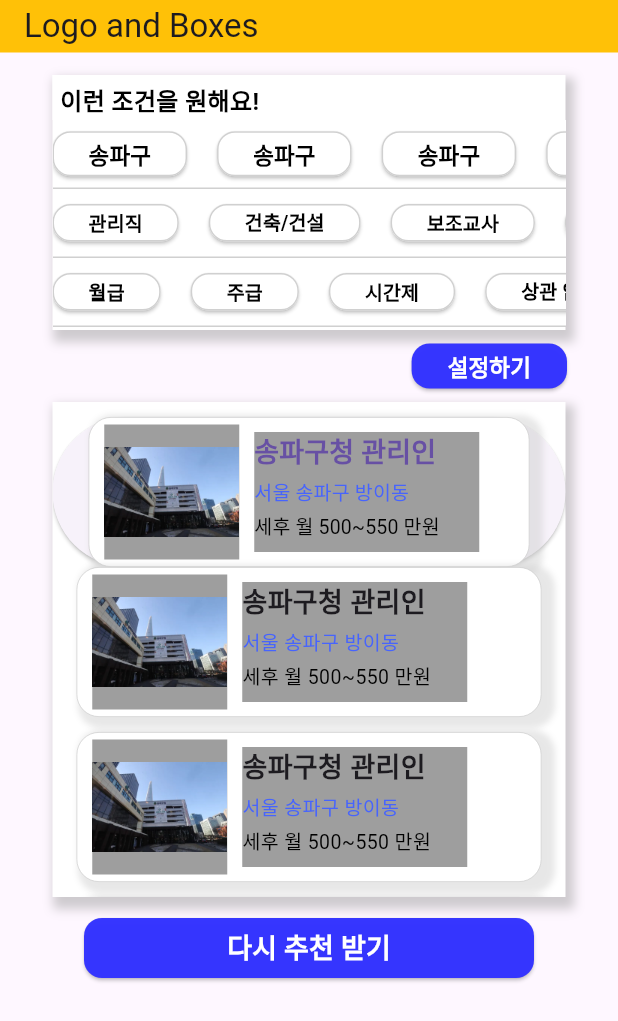
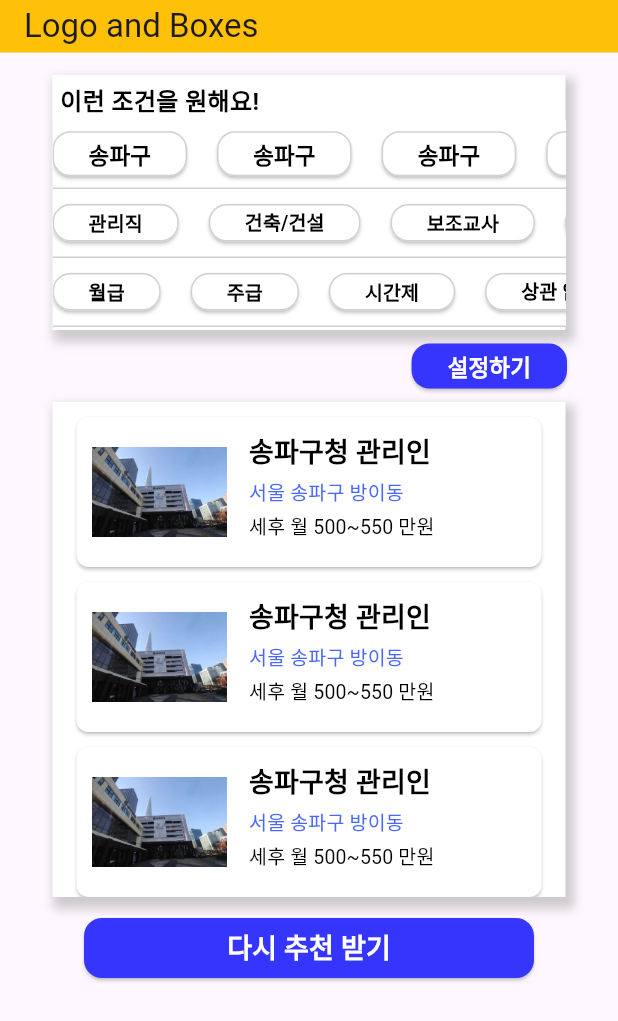
Before and after one commit to Jeha0101/halmoney, a Flutter app: the screen it shows after launch, after a tap on "AI추천 공고 보기", on a phone screen of 412 x 824 dp. Shown: the top 1021 px of the screen. Run offline on Flutter 3.47's test engine with Material 3 defaults, Android fonts, the phone set to English and light mode, and no system bars; our stand-ins replace carousel_slider, google_fonts; missing offline and left inert: dart:ffi.

Commit message:
AI_PAGE 수정

```diff
--- a/lib/AI_pages/AI_main_page.dart
+++ b/lib/AI_pages/AI_main_page.dart
@@ -399,16 +399,6 @@ class AI_mainpage extends StatelessWidget {
                     child: Column(
                       children:[
                         SizedBox(height: 10,),
-                        ElevatedButton(
-                            onPressed: (){
-                              Navigator.push(
-                                context,
-                                MaterialPageRoute(
-                                  builder: (context) => Recruit_main(),
-                                ),
-                              );
-                            },
-                            child:AI_recommendation() ),
                         AI_recommendation(),
                         SizedBox(height: 10,),
                         AI_recommendation(),
--- a/lib/AI_pages/AI_recommendation_widget.dart
+++ b/lib/AI_pages/AI_recommendation_widget.dart
@@ -1,99 +1,88 @@
 import 'package:flutter/cupertino.dart';
 import 'package:flutter/material.dart';
-
+import 'package:halmoney/Recruit_detail_pages/Recruit_main_page.dart';
 
 class AI_recommendation extends StatelessWidget {
   @override
   Widget build(BuildContext context) {
-    return
-            Container(
+    return ElevatedButton(
+      onPressed: () {
+        Navigator.push(
+          context,
+          MaterialPageRoute(builder: (context) => Recruit_main()),
+        );
+      },
+      style: ElevatedButton.styleFrom(
+        backgroundColor: Colors.white,
+        padding: EdgeInsets.zero,
+        shape: RoundedRectangleBorder(
+          borderRadius: BorderRadius.circular(8.0),
+        ),
+      ),
+      child: Container(
         width: 310,
         height: 100,
-
-                decoration: BoxDecoration(
-                  color: Colors.white,
-                  border:Border.all(
-                    color: Color.fromRGBO(208, 208, 208, 1.0),
-                    width: 0.5,
-
+        child: Row(
+          children: [
+            SizedBox(width: 10),
+            Container(
+              width: 90,
+              height: 90,
+              child: Column(
+                children: [
+                  Image.asset(
+                    "assets/images/songpa.png",
+                    width: 90,
+                    height: 90,
+                  )
+                ],
               ),
-                  borderRadius: BorderRadius.circular(15),
-
-                  boxShadow: [
-                    BoxShadow(
-                      color: Color.fromRGBO(208, 208, 208, 1.0).withOpacity(0.5), // 그림자 색상
-                      spreadRadius: 4, // 그림자 확장 반경
-                      blurRadius: 3, // 그림자 흐림 반경
-                      offset: Offset(5, 3), // 그림자 위치 (수평, 수직)
+            ),
+            SizedBox(width: 15),
+            Container(
+              width: 150,
+              height: 80,
+              child: Column(
+                mainAxisAlignment: MainAxisAlignment.start,
+                children: [
+                  Container(
+                    child: Row(
+                      children: [
+                        Text(
+                          '송파구청 관리인',
+                          style: TextStyle(fontSize: 18, fontWeight: FontWeight.bold, color: Colors.black),
                         ),
                       ],
                     ),
-                child:Row(
-                    children:[
-                      SizedBox(width:10,),
+                  ),
+                  SizedBox(height: 3),
                   Container(
-                        color:Colors.grey,
-                        width: 90,
-                        height: 90,
-                        child:Column(
-                          children: [
-                            Image.asset(
-                              "assets/송파구청.png",
-                              width: 90,
-                              height: 90,
-
-                            )
-                          ],
-                        )
-                      ),
-                      SizedBox(width: 10),
-                      Container(
-                        width: 150,
-                        height:80,
-                        color: Colors.grey,
-                        child:Column(
-                            mainAxisAlignment: MainAxisAlignment.start,
-                         children:[
-                           Container(
-                             child:Row(
-                               children: [
-                                 Text(
-                                     '송파구청 관리인',
-                                   style: TextStyle(fontSize: 18, fontWeight: FontWeight.bold),
-                                 ),
-                               ],
-                             )
-                           ),
-                           SizedBox(height:3,),
-                           Container(
-                               child:Row(
+                    child: Row(
                       children: [
                         Text(
                           '서울 송파구 방이동',
-                                     style: TextStyle(fontSize: 13, fontWeight: FontWeight.w500, color:Color.fromARGB(250,69,99,255)),
+                          style: TextStyle(fontSize: 13, fontWeight: FontWeight.w500, color: Color.fromARGB(250, 69, 99, 255)),
                         ),
                       ],
-                               )
                     ),
-
-                           SizedBox(height:3,),
+                  ),
+                  SizedBox(height: 3),
                   Container(
-                               child:Row(
+                    child: Row(
                       children: [
                         Text(
                           '세후 월 500~550 만원',
-                                     style: TextStyle(fontSize: 13, fontWeight: FontWeight.normal, color:Colors.black),
+                          style: TextStyle(fontSize: 13, fontWeight: FontWeight.normal, color: Colors.black),
                         ),
                       ],
+                    ),
+                  ),
+                ],
+              ),
             )
+          ],
         ),
-
-                         ]
-                        )
-                      )
-                    ]
-
-                )
+      ),
     );
   }
 }
--- a/pubspec.yaml
+++ b/pubspec.yaml
@@ -30,12 +30,13 @@ environment:
 dependencies:
   flutter:
     sdk: flutter
+  http: 1.0.0
 
 
   # The following adds the Cupertino Icons font to your application.
   # Use with the CupertinoIcons class for iOS style icons.
   cupertino_icons: ^1.0.6
-  google_fonts: ^6.2.1
+  google_fonts: 6.2.1
   carousel_slider: ^4.2.1
 
 dev_dependencies:
```
Also changed, not shown: lib/Recruit_detail_pages/Recruit_main_page.dart (+72 -12 lines), assets/images/songpa.png (renamed from assets/송파구청.png), pubspec.lock. Lines whose indentation alone changed are shown as unchanged.
